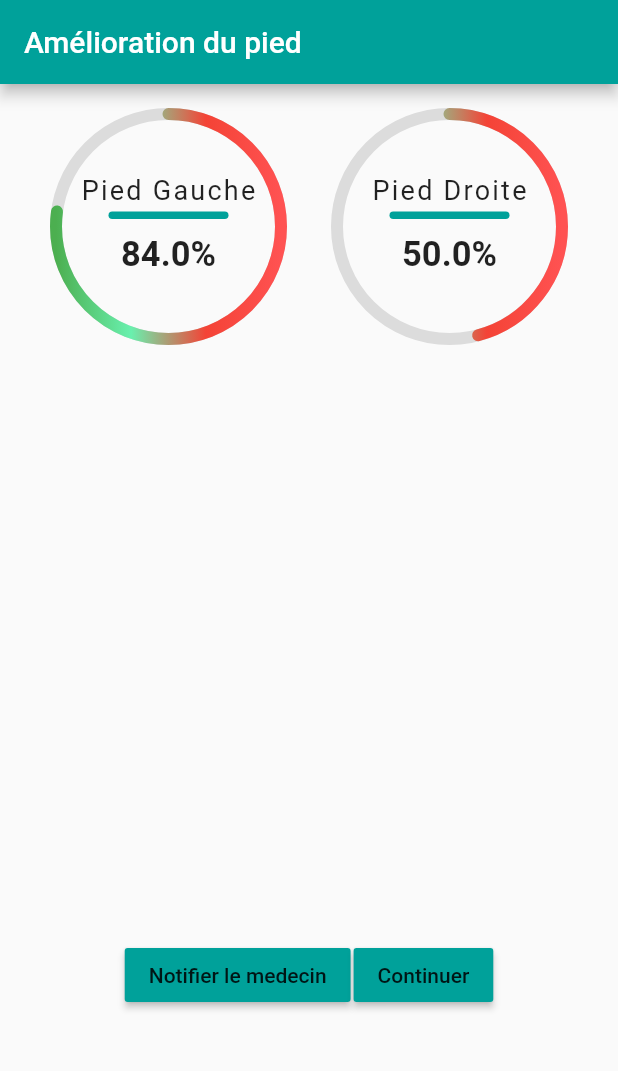
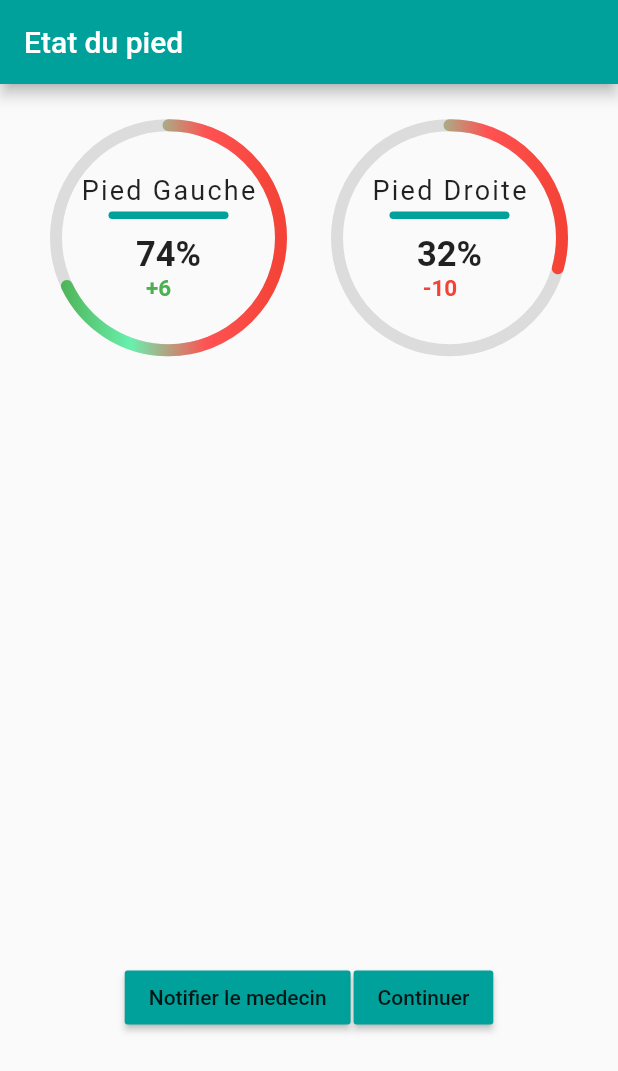
Before and after one commit to tahaJemmali/fitfoot, a Flutter app: the Notifications screen opened directly, on a phone screen of 412 x 824 dp. Shown: the top 1071 px of the screen. Run offline on Flutter 3.47's test engine with Material 2 defaults, Android fonts, the phone set to English and light mode, and no system bars; our stand-ins replace sticky_headers; missing offline and left inert: flutter_sms, mailer, smart_select; Roboto replaces fonts that are missing (Muli).

Commit message:
radial_progress

```diff
--- a/flutter_app/workspace/lib/AnalyseModule/widgets/notification.dart
+++ b/flutter_app/workspace/lib/AnalyseModule/widgets/notification.dart
@@ -47,6 +47,10 @@ sendMail() async {
   sendit();
 }
 
+double calcul_etat() {
+  return 0.74;
+}
+
 class Notifications extends StatefulWidget {
   @override
   _NotificationsState createState() => _NotificationsState();
@@ -58,7 +62,7 @@ class _NotificationsState extends State<Notifications> {
     return Scaffold(
         resizeToAvoidBottomInset: false,
         appBar: AppBar(
-          title: Text("Amélioration du pied"),
+          title: Text("Etat du pied"),
           automaticallyImplyLeading: false,
         ),
         body: Column(
@@ -70,12 +74,14 @@ class _NotificationsState extends State<Notifications> {
               mainAxisAlignment: MainAxisAlignment.spaceEvenly,
               children: [
                 RadialProgress(
-                  goalCompleted: 0.84,
+                  goalCompleted: calcul_etat(),
                   msg: "Pied Gauche",
+                  amelioration: 6,
                 ),
                 RadialProgress(
-                  goalCompleted: 0.5,
+                  goalCompleted: 0.32,
                   msg: "Pied Droite",
+                  amelioration: -10,
                 ),
               ],
             ),
--- a/flutter_app/workspace/lib/AnalyseModule/widgets/radial_progress.dart
+++ b/flutter_app/workspace/lib/AnalyseModule/widgets/radial_progress.dart
@@ -4,8 +4,11 @@ import 'package:vector_math/vector_math_64.dart' as math;
 class RadialProgress extends StatefulWidget {
   final double goalCompleted;
   final String msg;
-
-  RadialProgress({@required this.goalCompleted, @required this.msg});
+  final double amelioration;
+  RadialProgress(
+      {@required this.goalCompleted,
+      @required this.msg,
+      @required this.amelioration});
   @override
   _RadialProgressState createState() => _RadialProgressState();
 }
@@ -46,7 +49,7 @@ class _RadialProgressState extends State<RadialProgress>
   Widget build(BuildContext context) {
     return CustomPaint(
       child: Container(
-        height: 150.0,
+        height: 165.0,
         width: 150.0,
         padding: EdgeInsets.symmetric(vertical: 40.0),
         child: AnimatedOpacity(
@@ -72,8 +75,18 @@ class _RadialProgressState extends State<RadialProgress>
                 height: 10.0,
               ),
               Text(
-                (widget.goalCompleted * 100).toString() + "%",
+                ((widget.goalCompleted * 100).round()).toString() + "%",
                 style: TextStyle(fontSize: 23.0, fontWeight: FontWeight.bold),
+              ),
+              Align(
+                alignment: Alignment(-0.1, 1.0),
+                child: Text(
+                  getAmString(widget.amelioration),
+                  style: TextStyle(
+                      color: getColour(widget.amelioration),
+                      fontSize: 15.0,
+                      fontWeight: FontWeight.bold),
+                ),
               ),
             ],
           ),
@@ -81,6 +94,18 @@ class _RadialProgressState extends State<RadialProgress>
       ),
       painter: RadialPainter(progressDegrees),
     );
+  }
+
+  String getAmString(double m) {
+    if (m == 0) return ((widget.amelioration).round()).toString();
+    if (m < 0) return ((widget.amelioration).round()).toString();
+    if (m > 0) return "+" + ((widget.amelioration).round()).toString();
+  }
+
+  Color getColour(double m) {
+    if (m > 0) return Colors.green;
+    if (m < 0) return Colors.red;
+    if (m == 0) return Colors.black;
   }
 }
 
@@ -104,8 +129,8 @@ class RadialPainter extends CustomPainter {
       ..shader = LinearGradient(colors: [
         Colors.green,
         Colors.greenAccent,
-        Colors.red,
-        Colors.redAccent
+        Colors.redAccent,
+        Colors.red
       ]).createShader(Rect.fromCircle(center: center, radius: size.width / 2))
       ..strokeCap = StrokeCap.round
       ..style = PaintingStyle.stroke
```
